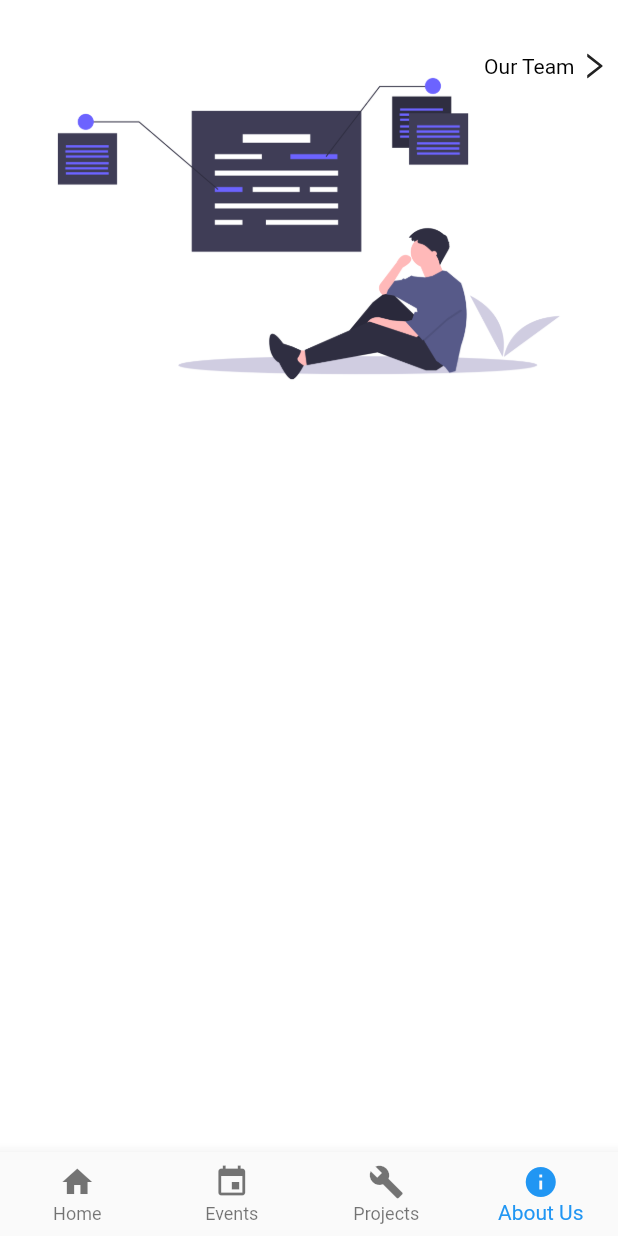
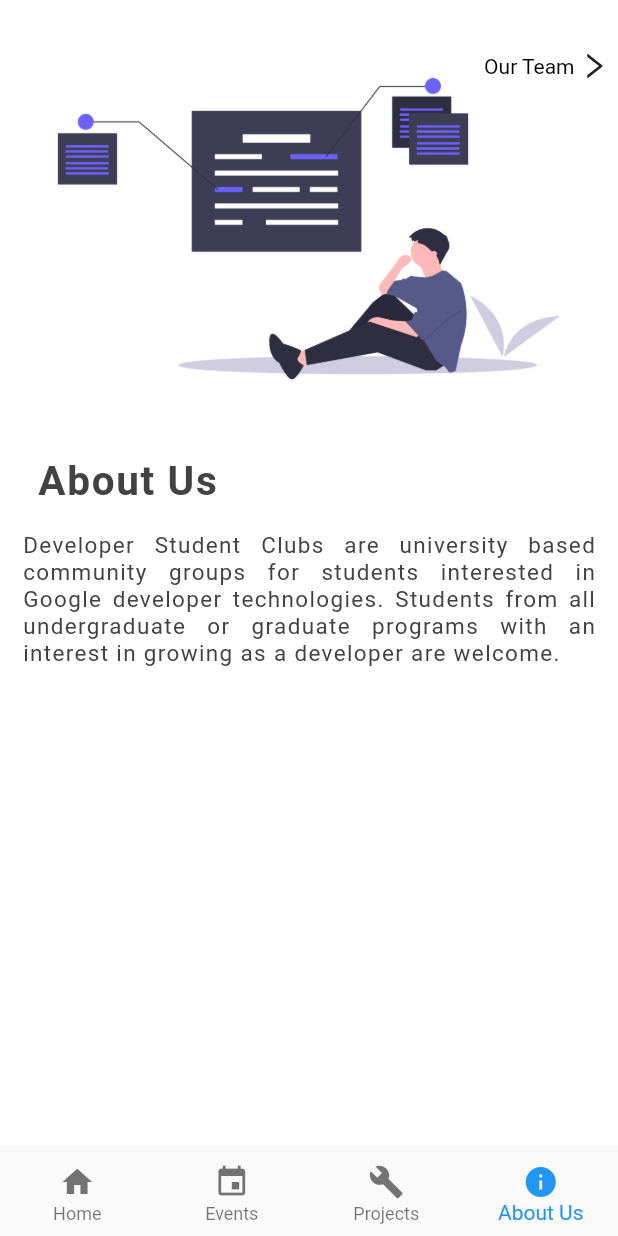
Before and after one commit to Adnanali777/DSC-AKGEC, a Flutter app: the screen it shows after launch, item 4 of the bottom bar chosen, on a phone screen of 412 x 824 dp. Run offline on Flutter 3.47's test engine with Material 2 defaults, Android fonts, the phone set to English and light mode, and no system bars; our stand-ins replace flutter_icons; missing offline and left inert: lipsum, ripple_effect.

Commit message:
added content to about us

```diff
--- a/lib/screens/aboutUs.dart
+++ b/lib/screens/aboutUs.dart
@@ -34,6 +34,8 @@ class _AboutState extends State<About> {
   Widget build(BuildContext context) {
     return Scaffold(
       body: Column(
+        mainAxisAlignment: MainAxisAlignment.start,
+        crossAxisAlignment: CrossAxisAlignment.start,
         children: [
           Stack(
             children:[
@@ -63,6 +65,16 @@ class _AboutState extends State<About> {
               ),
            ]
           ),
+          Container(
+            margin: EdgeInsets.only(left: 25),
+            child: Text('About Us',style: TextStyle(fontWeight: FontWeight.bold,fontSize: 27,letterSpacing: 1.1,color: Colors.grey[800]),),
+          ),
+          Expanded(
+            child:Container(
+              padding: EdgeInsets.symmetric(horizontal: 15,vertical: 18),
+              child: Text('Developer Student Clubs are university based community groups for students interested in Google developer technologies. Students from all undergraduate or graduate programs with an interest in growing as a developer are welcome.',style: TextStyle(fontSize: 15,letterSpacing: 0.9,color: Colors.grey[800],),textAlign: TextAlign.justify,),
+            ),
+          ),
         ],
       ),
     );
```
